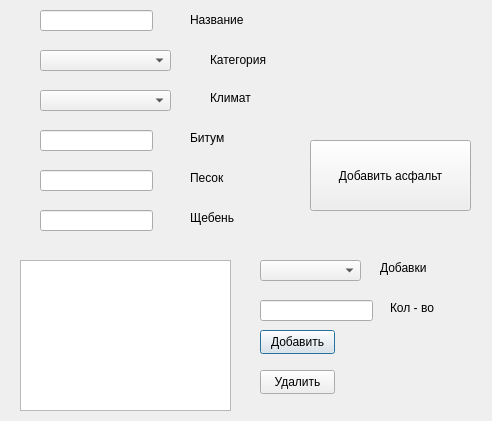
Above: dlg_add_asph.ui from onel6un/asphprod before the change. Below: the same form after it.
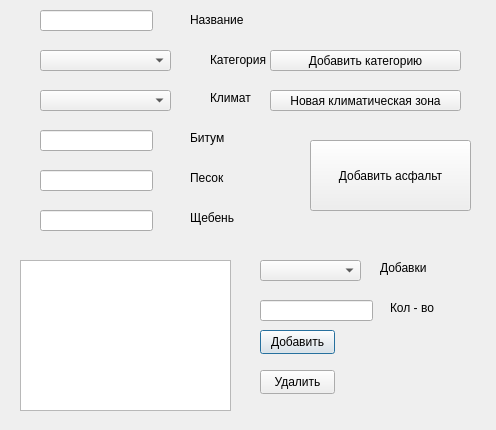
That is the form after the change.

Commit message: compelte dialog for change asph

```diff
--- a/dlg_add_asph.ui
+++ b/dlg_add_asph.ui
@@ -6,8 +6,8 @@
    <rect>
     <x>0</x>
     <y>0</y>
-    <width>492</width>
-    <height>421</height>
+    <width>496</width>
+    <height>430</height>
    </rect>
   </property>
   <property name="windowTitle">
@@ -246,6 +246,32 @@
     <string>Название</string>
    </property>
   </widget>
+  <widget class="QPushButton" name="btnAddCtg">
+   <property name="geometry">
+    <rect>
+     <x>270</x>
+     <y>50</y>
+     <width>191</width>
+     <height>21</height>
+    </rect>
+   </property>
+   <property name="text">
+    <string>Добавить категорию</string>
+   </property>
+  </widget>
+  <widget class="QPushButton" name="bntAddClm">
+   <property name="geometry">
+    <rect>
+     <x>270</x>
+     <y>90</y>
+     <width>191</width>
+     <height>21</height>
+    </rect>
+   </property>
+   <property name="text">
+    <string>Новая климатическая зона</string>
+   </property>
+  </widget>
  </widget>
  <resources/>
  <connections/>
```
The commit also changes 9 other files.
